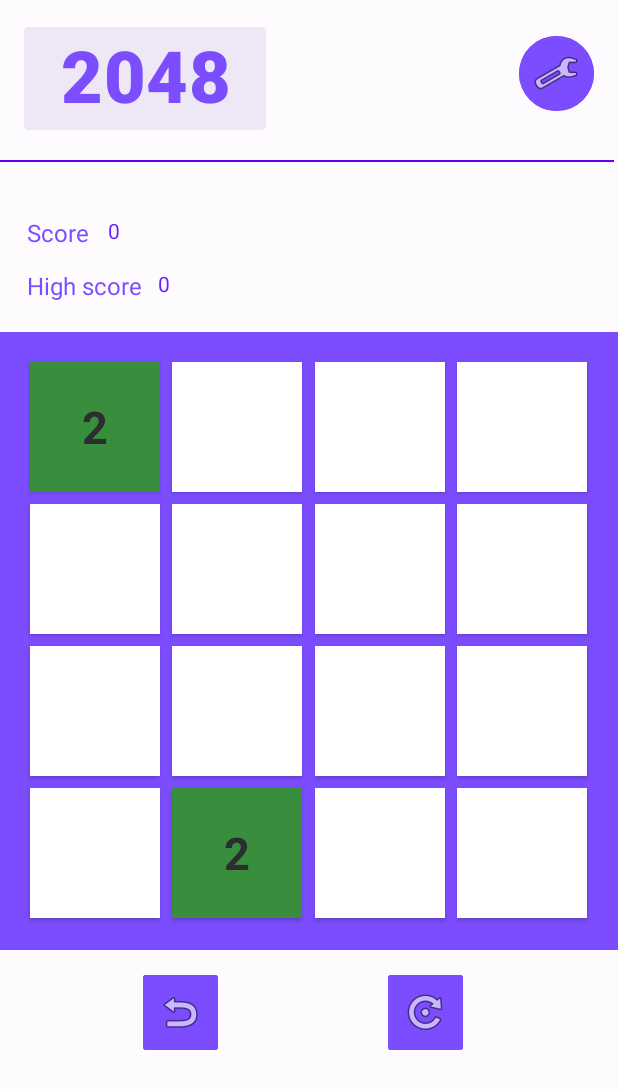
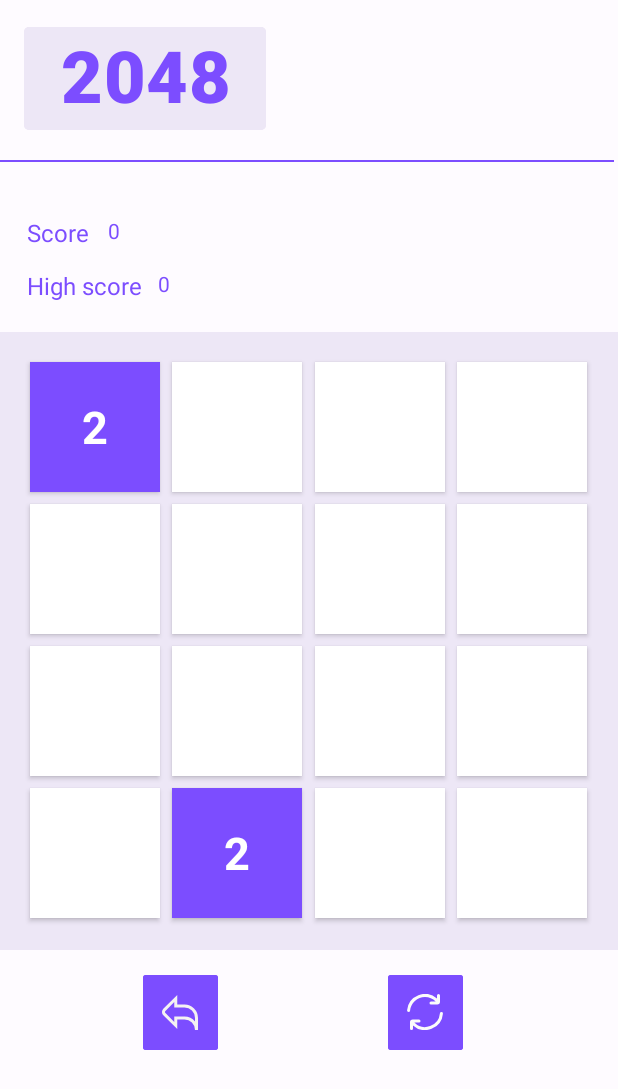
Before and after one commit to a19k/2048-Puzzle-Game, an Android app: the screen it shows after launch (MainActivity), on a phone screen of 412 x 824 dp. Shown: the top 1089 px of the screen. Run offline under Robolectric (Android 15) with nearby library versions, the phone set to English and light mode, and no system bars.

Commit message:
refreshed ui,colors

```diff
--- a/app/src/main/java/com/example/rma_2_anis_karic/MainActivity.java
+++ b/app/src/main/java/com/example/rma_2_anis_karic/MainActivity.java
@@ -1,11 +1,9 @@
 package com.example.rma_2_anis_karic;
 
 import android.annotation.SuppressLint;
-import android.graphics.Color;
 import android.os.Bundle;
 import android.util.Log;
 import android.view.GestureDetector;
-import android.view.LayoutInflater;
 import android.view.MotionEvent;
 import android.view.View;
 import android.view.animation.OvershootInterpolator;
@@ -17,13 +15,11 @@ import androidx.appcompat.app.AppCompatActivity;
 import androidx.core.graphics.Insets;
 import androidx.core.view.ViewCompat;
 import androidx.core.view.WindowInsetsCompat;
-import androidx.gridlayout.widget.GridLayout;
 import androidx.lifecycle.Observer;
 import androidx.lifecycle.ViewModelProvider;
 import androidx.recyclerview.widget.GridLayoutManager;
 import androidx.recyclerview.widget.RecyclerView;
 
-import java.util.ArrayList;
 import java.util.List;
 
 public class MainActivity extends AppCompatActivity {
@@ -33,8 +29,16 @@ public class MainActivity extends AppCompatActivity {
     private TextView hiScoreDisplay;
     private Button undoButton;
     private Button resetButton;
-    private Button settingsButton;
     private RecyclerView recyclerGrid;
+
+    private int primaryColor;
+    private int paleColor;
+    private int maxTileOnBoard;
+
+    private Button gameTitle;
+    private TextView scoreLabel;
+    private TextView hiScoreLabel;
+    private View divider;
 
     //UI LOGIC
     private Manager manager;
@@ -59,10 +63,10 @@ public class MainActivity extends AppCompatActivity {
 
         setUpViewReferences();
 
-        recyclerGrid.setLayoutManager(new GridLayoutManager(this,4));
+        setPrimaryColor(getColor(R.color.purple));
+        setPaleColor(getColor(R.color.purple_pale));
+        applyPrimaryColor();
 
-        tileAdapter = new TileAdapter();
-        recyclerGrid.setAdapter(tileAdapter);
 
         //VIEWMODEL
         manager = new ViewModelProvider(this).get(Manager.class);
@@ -93,6 +97,51 @@ public class MainActivity extends AppCompatActivity {
             public void onChanged(List<Tile> tiles) {
                 Log.d("MainActivity", "Submitting list to adapter. Size: " + (tiles == null ? "null" : tiles.size()));
                 tileAdapter.submitList(tiles);
+
+                int currentMax = 0;
+                for (Tile tile : tiles){
+                    if (tile.getValue() > currentMax) currentMax = tile.getValue();
+                }
+                maxTileOnBoard = currentMax;
+
+                switch (currentMax){
+                    case 2:setPrimaryColor(getColor(R.color.purple));
+                        setPaleColor(getColor(R.color.purple_pale));
+                        break;
+                    case 4:setPrimaryColor(getColor(R.color.bluedark));
+                        setPaleColor(getColor(R.color.bluedark_pale));
+                        break;
+                    case 8:setPrimaryColor(getColor(R.color.blue));
+                        setPaleColor(getColor(R.color.blue_pale));
+                        break;
+                    case 16:setPrimaryColor(getColor(R.color.teal));
+                        setPaleColor(getColor(R.color.teal_pale));
+                        break;
+                    case 32:setPrimaryColor(getColor(R.color.green));
+                        setPaleColor(getColor(R.color.green_pale));
+                        break;
+                    case 64:setPrimaryColor(getColor(R.color.lime));
+                        setPaleColor(getColor(R.color.lime_pale));
+                        break;
+                    case 128:setPrimaryColor(getColor(R.color.piss));
+                        setPaleColor(getColor(R.color.piss_pale));
+                        break;
+                    case 256:setPrimaryColor(getColor(R.color.yellow));
+                        setPaleColor(getColor(R.color.yellow_pale));
+                        break;
+                    case 512:setPrimaryColor(getColor(R.color.orange));
+                        setPaleColor(getColor(R.color.orange_pale));
+                        break;
+                    case 1024:setPrimaryColor(getColor(R.color.pink));
+                        setPaleColor(getColor(R.color.pink_pale));
+                        break;
+                    case 2048:setPrimaryColor(getColor(R.color.red));
+                        setPaleColor(getColor(R.color.red_pale));
+                        break;
+                    default:setPrimaryColor(getColor(R.color.text_dark));
+                    setPaleColor(getColor(R.color.white));
+                }
+                applyPrimaryColor();
             }
         });
         manager.getScore().observe(this, new Observer<Integer>() {
@@ -136,13 +185,41 @@ public class MainActivity extends AppCompatActivity {
         hiScoreDisplay = (TextView) findViewById(R.id.hiscore);
         undoButton = (Button) findViewById(R.id.undo);
         resetButton = (Button) findViewById(R.id.reset);
-        settingsButton = (Button) findViewById(R.id.settings);
         recyclerGrid = (RecyclerView) findViewById(R.id.recyclerGrid);
 
+        gameTitle = (Button) findViewById(R.id.gameTitle);
+        scoreLabel = (TextView) findViewById(R.id.scoreLabel);
+        hiScoreLabel = (TextView) findViewById(R.id.hiscoreLabel);
+        divider = findViewById(R.id.divider);
+
+        recyclerGrid.setLayoutManager(new GridLayoutManager(this,4));
+
+        tileAdapter = new TileAdapter();
+        recyclerGrid.setAdapter(tileAdapter);
     }
 
 
-    //SETUP / UPDATE
+    //COLORING
+
+    public void setPrimaryColor(int primaryColor) {
+        this.primaryColor = primaryColor;
+    }
+    public void setPaleColor(int paleColor) {
+        this.paleColor = paleColor;
+    }
+
+    private void applyPrimaryColor(){
+        gameTitle.setTextColor(primaryColor);
+        gameTitle.setBackgroundColor(paleColor);
+        divider.setBackgroundColor(primaryColor);
+        scoreLabel.setTextColor(primaryColor);
+        scoreDisplay.setTextColor(primaryColor);
+        hiScoreLabel.setTextColor(primaryColor);
+        hiScoreDisplay.setTextColor(primaryColor);
+        recyclerGrid.setBackgroundColor(paleColor);
+        undoButton.setBackgroundColor(primaryColor);
+        resetButton.setBackgroundColor(primaryColor);
+    }
 
 
     //ANIMATION
--- a/app/src/main/java/com/example/rma_2_anis_karic/Manager.java
+++ b/app/src/main/java/com/example/rma_2_anis_karic/Manager.java
@@ -1,6 +1,4 @@
 package com.example.rma_2_anis_karic;
-
-import android.util.Log;
 
 import androidx.lifecycle.LiveData;
 import androidx.lifecycle.MutableLiveData;
@@ -106,12 +104,6 @@ public class Manager extends ViewModel {
                     tiles.add(new Tile(row, col,grid[row][col]));
             }
         }
-        Log.d("GameViewModel", "Number of TileUiModels created: " + tiles.size());
-        if (!tiles.isEmpty()) {
-            Log.d("GameViewModel", "First TileUiModel - Value: " + tiles.get(0).getValue() +
-                    ", Row: " + tiles.get(0).getRow() +
-                    ", Col: " + tiles.get(0).getCol());
-        }
         liveTiles.setValue(tiles);
     }
 
--- a/app/src/main/java/com/example/rma_2_anis_karic/TileAdapter.java
+++ b/app/src/main/java/com/example/rma_2_anis_karic/TileAdapter.java
@@ -2,8 +2,6 @@ package com.example.rma_2_anis_karic;
 
 import android.content.Context;
 import android.content.res.Resources;
-import android.graphics.Color;
-import android.util.Log;
 import android.view.LayoutInflater;
 import android.view.View;
 import android.view.ViewGroup;
@@ -11,12 +9,12 @@ import android.widget.TextView;
 
 import androidx.annotation.NonNull;
 import androidx.cardview.widget.CardView;
+import androidx.core.content.ContextCompat;
 import androidx.recyclerview.widget.DiffUtil;
 import androidx.recyclerview.widget.ListAdapter;
 import androidx.recyclerview.widget.RecyclerView;
 
 public class TileAdapter extends ListAdapter<Tile, TileAdapter.TileViewHolder> {
-
 
     private static final DiffUtil.ItemCallback<Tile> DIFF_CALLBACK = new DiffUtil.ItemCallback<Tile>() {
         @Override
@@ -38,7 +36,7 @@ public class TileAdapter extends ListAdapter<Tile, TileAdapter.TileViewHolder> {
     @Override
     public TileViewHolder onCreateViewHolder(@NonNull ViewGroup parent, int viewType) {
         View itemView = LayoutInflater.from(parent.getContext()).inflate(R.layout.tile, parent, false);
-        return new TileViewHolder(itemView);
+        return new TileViewHolder(itemView,parent.getContext());
     }
 
     @Override
@@ -58,70 +56,47 @@ public class TileAdapter extends ListAdapter<Tile, TileAdapter.TileViewHolder> {
         holder.bind(currentTile);
     }
 
+
     static class TileViewHolder extends RecyclerView.ViewHolder{
-        private CardView tileCard;
-        private TextView tileText;
+        private final CardView tileCard;
+        private final TextView tileText;
+        private Context context;
 
-        public TileViewHolder(@NonNull View itemView) {
+        public TileViewHolder(@NonNull View itemView, Context context) {
             super(itemView);
-            tileCard = (CardView) itemView.findViewById(R.id.tileCard);
-            tileText = (TextView) itemView.findViewById(R.id.tileText);
+            tileCard = itemView.findViewById(R.id.tileCard);
+            tileText = itemView.findViewById(R.id.tileText);
+            this.context = context;
         }
 
         public void bind(Tile tile){
-            Log.d("TileAdapter", "Binding tile at (" + tile.getRow() + ", " + tile.getCol() + ") with value: " + tile.getValue());
             if (tile.getValue() > 0)
                 tileText.setText(String.valueOf(tile.getValue()));
             else
                 tileText.setText("");
 
             setTileColor(tileCard,tileText,tile.getValue());
+
         }
 
         private void setTileColor(CardView cardView,TextView textView, int tileValue) {
+            int colorResId;
             switch (tileValue) {
-                case 0:
-                    cardView.setBackgroundColor(Color.WHITE);
-                    break;
-                case 2:
-                    cardView.setBackgroundColor(Color.parseColor("#388E3C"));
-                    break;
-                case 4:
-                    cardView.setBackgroundColor(Color.parseColor("#00796B"));
-                    break;
-                case 8:
-                    cardView.setBackgroundColor(Color.BLUE);
-                    break;
-                case 16:
-                    cardView.setBackgroundColor(Color.CYAN);
-                    break;
-                case 32:
-                    cardView.setBackgroundColor(Color.parseColor("#0288D1"));
-                    break;
-                case 64:
-                    cardView.setBackgroundColor(Color.MAGENTA);
-                    break;
-                case 128:
-                    cardView.setBackgroundColor(Color.LTGRAY);
-                    break;
-                case 256:
-                    cardView.setBackgroundColor(Color.parseColor("#C2185B"));
-                    break;
-                case 512:
-                    cardView.setBackgroundColor(Color.parseColor("#E64A19"));
-                    break;
-                case 1024:
-                    cardView.setBackgroundColor(Color.YELLOW);
-                    break;
-                case 2048:
-                    cardView.setBackgroundColor(Color.RED);
-                    break;
-                default:
-                    cardView.setBackgroundColor(Color.BLACK);
-                    textView.setTextColor(Color.RED);
+                case 2:    colorResId = R.color.purple; break;
+                case 4:    colorResId = R.color.bluedark; break;
+                case 8:    colorResId = R.color.blue; break;
+                case 16:   colorResId = R.color.teal; break;
+                case 32:   colorResId = R.color.green; break;
+                case 64:   colorResId = R.color.lime; break;
+                case 128:  colorResId = R.color.piss; break;
+                case 256:  colorResId = R.color.yellow; break;
+                case 512:  colorResId = R.color.orange; break;
+                case 1024: colorResId = R.color.pink; break;
+                case 2048: colorResId = R.color.red; break;
+                default:   colorResId = R.color.white; // Fallback or handle error
             }
-        }
-
+            cardView.setBackgroundColor(ContextCompat.getColor(itemView.getContext(), colorResId));
+            }
     }
         public static int dpToPx(Context context, float dp) {
             return Math.round(dp * context.getResources().getDisplayMetrics().density);
--- /dev/null
+++ b/app/src/main/res/drawable/refresh.xml
@@ -0,0 +1 @@
+<vector xmlns:android="http://schemas.android.com/apk/res/android" android:width="24dp" android:height="24dp" android:viewportWidth="24" android:viewportHeight="24" android:tint="?attr/colorControlNormal"><path android:fillColor="@android:color/white" android:pathData="M12,2a10.032,10.032,0,0,1,7.122,3H16a1,1,0,0,0-1,1h0a1,1,0,0,0,1,1h4.143A1.858,1.858,0,0,0,22,5.143V1a1,1,0,0,0-1-1h0a1,1,0,0,0-1,1V3.078A11.981,11.981,0,0,0,.05,10.9a1.007,1.007,0,0,0,1,1.1h0a.982.982,0,0,0,.989-.878A10.014,10.014,0,0,1,12,2Z"/><path android:fillColor="@android:color/white" android:pathData="M22.951,12a.982.982,0,0,0-.989.878A9.986,9.986,0,0,1,4.878,19H8a1,1,0,0,0,1-1H9a1,1,0,0,0-1-1H3.857A1.856,1.856,0,0,0,2,18.857V23a1,1,0,0,0,1,1H3a1,1,0,0,0,1-1V20.922A11.981,11.981,0,0,0,23.95,13.1a1.007,1.007,0,0,0-1-1.1Z"/></vector>
--- /dev/null
+++ b/app/src/main/res/drawable/undo.xml
@@ -0,0 +1 @@
+<vector xmlns:android="http://schemas.android.com/apk/res/android" android:width="24dp" android:height="24dp" android:viewportWidth="24" android:viewportHeight="24" android:tint="?attr/colorControlNormal"><path android:fillColor="@android:color/white" android:pathData="M24,24H22a7.008,7.008,0,0,0-7-7H10.17v6.414L.877,14.121a3,3,0,0,1,0-4.242L10.17.586V7H15a9.01,9.01,0,0,1,9,9ZM8.17,5.414,2.291,11.293a1,1,0,0,0,0,1.414L8.17,18.586V15H15a8.989,8.989,0,0,1,7,3.349V16a7.008,7.008,0,0,0-7-7H8.17Z"/></vector>
--- a/app/src/main/res/layout/activity_main.xml
+++ b/app/src/main/res/layout/activity_main.xml
@@ -24,7 +24,7 @@
             android:id="@+id/recyclerGrid"
             android:layout_width="match_parent"
             android:layout_height="match_parent"
-            android:background="@color/primaryPurple"
+            android:background="@color/purple"
             android:padding="16dp"
             app:layout_constraintBottom_toBottomOf="parent"
             app:layout_constraintEnd_toEndOf="parent"
@@ -40,16 +40,17 @@
         android:layout_width="50dp"
         android:layout_height="50dp"
         android:layout_marginBottom="124dp"
-        android:backgroundTint="@color/primaryPurple"
+        android:backgroundTint="@color/purple"
         android:elevation="10dp"
-        android:foreground="@android:drawable/ic_menu_rotate"
+        android:foreground="@drawable/refresh"
         android:foregroundGravity="center"
-        android:foregroundTintMode="screen"
+        android:foregroundTint="#FBFBFB"
         android:insetTop="0dp"
         android:insetBottom="0dp"
         android:outlineProvider="background"
         android:textAlignment="center"
         app:cornerRadius="2dp"
+        app:iconPadding="0dp"
         app:layout_constraintBottom_toBottomOf="parent"
         app:layout_constraintEnd_toEndOf="parent"
         app:layout_constraintHorizontal_bias="0.523"
@@ -60,7 +61,7 @@
         android:layout_width="wrap_content"
         android:layout_height="27dp"
         android:layout_marginTop="8dp"
-        android:textColor="#651FFF"
+        android:textColor="@color/purple"
         app:layout_constraintEnd_toEndOf="parent"
         app:layout_constraintHorizontal_bias="0.034"
         app:layout_constraintStart_toEndOf="@+id/hiscoreLabel"
@@ -72,7 +73,7 @@
         android:layout_height="25dp"
         android:layout_marginTop="8dp"
         android:text="High score"
-        android:textColor="@color/primaryPurple"
+        android:textColor="@color/purple"
         android:textSize="16sp"
         app:layout_constraintEnd_toEndOf="parent"
         app:layout_constraintHorizontal_bias="0.053"
@@ -83,7 +84,7 @@
         android:id="@+id/gameTitle"
         android:layout_width="wrap_content"
         android:layout_height="wrap_content"
-        android:backgroundTint="#EDE7F6"
+        android:backgroundTint="@color/purple_pale"
         android:elevation="3dp"
         android:gravity="center"
         android:includeFontPadding="false"
@@ -92,7 +93,7 @@
         android:outlineProvider="background"
         android:text="2048"
         android:textAlignment="gravity"
-        android:textColor="@color/primaryPurple"
+        android:textColor="@color/purple"
         android:textSize="48sp"
         android:textStyle="bold"
         app:cornerRadius="3dp"
@@ -109,7 +110,7 @@
         android:layout_height="27dp"
         android:layout_marginTop="36dp"
         android:text="Score"
-        android:textColor="@color/primaryPurple"
+        android:textColor="@color/purple"
         android:textSize="16sp"
         app:layout_constraintEnd_toEndOf="parent"
         app:layout_constraintHorizontal_bias="0.048"
@@ -121,7 +122,7 @@
         android:layout_width="wrap_content"
         android:layout_height="27dp"
         android:layout_marginTop="36dp"
-        android:textColor="#651FFF"
+        android:textColor="@color/purple"
         app:layout_constraintEnd_toEndOf="parent"
         app:layout_constraintHorizontal_bias="0.036"
         app:layout_constraintStart_toEndOf="@+id/scoreLabel"
@@ -131,7 +132,7 @@
         android:id="@+id/divider"
         android:layout_width="409dp"
         android:layout_height="1dp"
-        android:background="@color/design_default_color_primary"
+        android:background="@color/purple"
         app:layout_constraintBottom_toBottomOf="parent"
         app:layout_constraintEnd_toEndOf="parent"
         app:layout_constraintHorizontal_bias="0.0"
@@ -144,11 +145,11 @@
         android:layout_width="50dp"
         android:layout_height="50dp"
         android:layout_marginBottom="124dp"
-        android:backgroundTint="@color/primaryPurple"
+        android:backgroundTint="@color/purple"
         android:elevation="10dp"
-        android:foreground="@android:drawable/ic_menu_revert"
+        android:foreground="@drawable/undo"
         android:foregroundGravity="center"
-        android:foregroundTintMode="add"
+        android:foregroundTint="#F4F2F2"
         android:insetTop="0dp"
         android:insetBottom="0dp"
         android:outlineProvider="background"
@@ -159,22 +160,4 @@
         app:layout_constraintHorizontal_bias="0.263"
         app:layout_constraintStart_toStartOf="parent" />
 
-    <Button
-        android:id="@+id/settings"
-        android:layout_width="50dp"
-        android:layout_height="50dp"
-        android:layout_marginTop="24dp"
-        android:backgroundTint="@color/primaryPurple"
-        android:foreground="@android:drawable/ic_menu_preferences"
-        android:foregroundGravity="center"
-        android:insetTop="0dp"
-        android:insetBottom="0dp"
-        app:cornerRadius="50dp"
-        app:layout_constraintBottom_toTopOf="@+id/divider"
-        app:layout_constraintEnd_toEndOf="parent"
-        app:layout_constraintHorizontal_bias="0.913"
-        app:layout_constraintStart_toEndOf="@+id/gameTitle"
-        app:layout_constraintTop_toTopOf="parent"
-        app:layout_constraintVertical_bias="0.0" />
-
 </androidx.constraintlayout.widget.ConstraintLayout>
--- a/app/src/main/res/layout/tile.xml
+++ b/app/src/main/res/layout/tile.xml
@@ -17,7 +17,7 @@
         android:layout_width="match_parent"
         android:layout_height="match_parent"
         android:gravity="center"
-        android:textColor="#2B2D30"
+        android:textColor="#FFFFFF"
         android:textSize="30sp"
         android:textStyle="bold" />
 </androidx.cardview.widget.CardView>
--- a/app/src/main/res/values/colors.xml
+++ b/app/src/main/res/values/colors.xml
@@ -2,9 +2,27 @@
 <resources>
     <color name="black">#FF000000</color>
     <color name="white">#FFFFFFFF</color>
-    <color name="primaryPurple">#7C4DFF</color>
+    <color name="purple">#7C4DFF</color>
     <color name="orange">#E64A19</color>
     <color name="pink">#C2185B</color>
     <color name="teal">#00796B</color>
     <color name="green">#388E3C</color>
+    <color name="text_dark">#2B2D30</color>
+    <color name="purple_pale">#EDE7F6</color>
+    <color name="pink_pale">#FCE4EC</color>
+    <color name="orange_pale">#FBE9E7</color>
+    <color name="green_pale">#E8F5E9</color>
+    <color name="teal_pale">#E0F2F1</color>
+    <color name="yellow">#FBC02D</color>
+    <color name="blue">#0288D1</color>
+    <color name="red">#D32F2F</color>
+    <color name="lime">#689F38</color>
+    <color name="bluedark">#303F9F</color>
+    <color name="piss">#AFB42B</color>
+    <color name="red_pale">#FFEBEE</color>
+    <color name="bluedark_pale">#E8EAF6</color>
+    <color name="lime_pale">#F1F8E9</color>
+    <color name="piss_pale">#F9FBE7</color>
+    <color name="yellow_pale">#FFFDE7</color>
+    <color name="blue_pale">#E1F5FE</color>
 </resources>
--- a/app/src/main/res/values/themes.xml
+++ b/app/src/main/res/values/themes.xml
@@ -3,6 +3,7 @@
     <style name="Base.Theme.RMA_2_anis_karic" parent="Theme.Material3.DayNight.NoActionBar">
         <!-- Customize your light theme here. -->
         <!-- <item name="colorPrimary">@color/my_light_primary</item> -->
+        <item name="backgroundColor">@color/white</item>
     </style>
 
     <style name="Theme.RMA_2_anis_karic" parent="Base.Theme.RMA_2_anis_karic" />
```
Also changed, not shown: app/src/main/java/com/example/rma_2_anis_karic/Tile.java (+35 -0 lines), app/src/main/java/com/example/rma_2_anis_karic/TileAnimator.java (added, +243 -0 lines).
